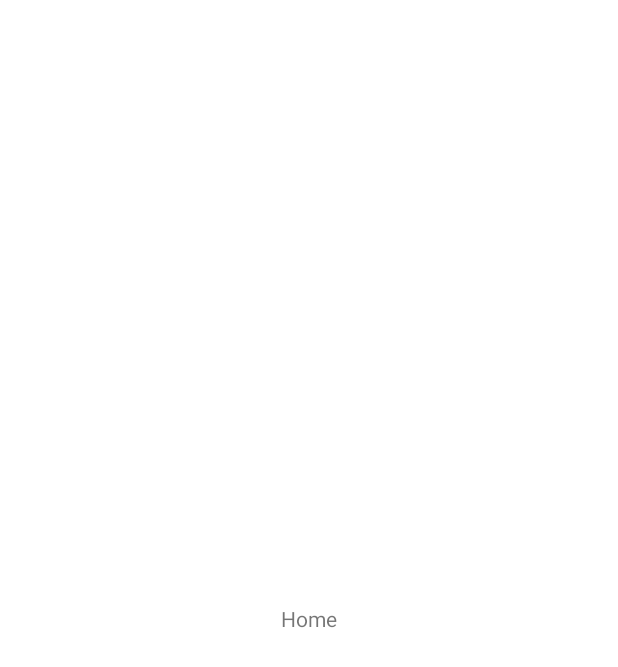
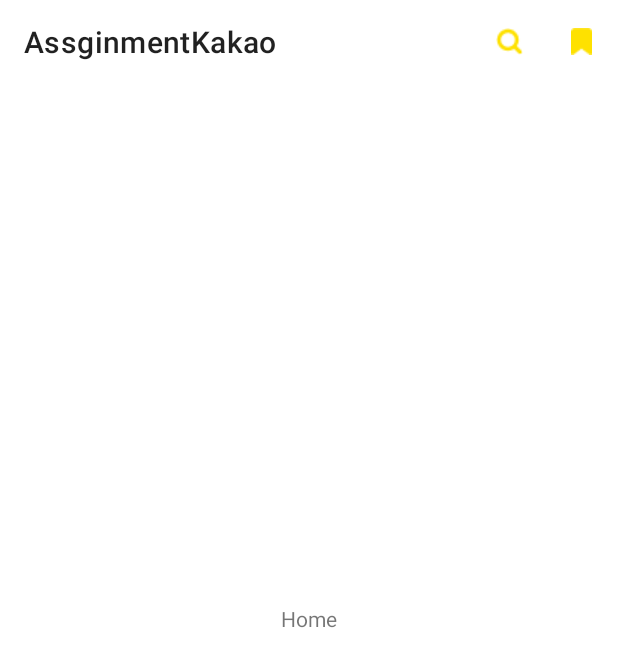
Before and after one commit to Mnseo/assignment, an Android app: the screen it shows after launch (MainActivity), on a phone screen of 412 x 824 dp. Before the commit the part shown is almost empty. Shown: the top 667 px of the screen. Run offline under Robolectric (Android 15) with nearby library versions, the phone set to English and light mode, and no system bars; our stand-ins replace Dagger/Hilt's generated code, Timber, data binding.

Commit message:
Add: tool bar menu

```diff
--- a/app/src/main/java/com/minseo/assginmentkakao/MainActivity.kt
+++ b/app/src/main/java/com/minseo/assginmentkakao/MainActivity.kt
@@ -2,10 +2,13 @@ package com.minseo.assginmentkakao
 
 import androidx.appcompat.app.AppCompatActivity
 import android.os.Bundle
+import android.view.Menu
+import android.view.MenuInflater
 import androidx.lifecycle.Lifecycle
 import androidx.lifecycle.lifecycleScope
 import androidx.lifecycle.repeatOnLifecycle
 import androidx.activity.viewModels
+import androidx.appcompat.widget.Toolbar
 import com.minseo.assginmentkakao.databinding.ActivityMainBinding
 import dagger.hilt.android.AndroidEntryPoint
 import kotlinx.coroutines.launch
@@ -15,13 +18,24 @@ class MainActivity : AppCompatActivity() {
     private var _binding : ActivityMainBinding? = null
     private val binding get() = _binding!!
 
+    private lateinit var toolbar: Toolbar
+    private lateinit var inflater: MenuInflater
+
     override fun onCreate(savedInstanceState: Bundle?) {
         super.onCreate(savedInstanceState)
 
         _binding = ActivityMainBinding.inflate(layoutInflater)
         setContentView(binding.root)
 
+        toolbar = binding.toolbar
+        setSupportActionBar(toolbar)
 
+    }
+
+    override fun onCreateOptionsMenu(menu: Menu?): Boolean {
+        inflater = getMenuInflater()
+        inflater.inflate(R.menu.menu, menu)
+        return super.onCreateOptionsMenu(menu)
     }
 
 
--- a/app/src/main/java/com/minseo/assginmentkakao/common/AddNavHostFragment.kt
+++ b/app/src/main/java/com/minseo/assginmentkakao/navigation/AddNavHostFragment.kt
@@ -1,4 +1,4 @@
-package com.minseo.assginmentkakao.common
+package com.minseo.assginmentkakao.navigation
 
 import androidx.navigation.fragment.NavHostFragment
 
--- /dev/null
+++ b/app/src/main/java/com/minseo/assginmentkakao/navigation/Destination.kt
@@ -0,0 +1,7 @@
+package com.minseo.assginmentkakao.navigation
+
+enum class Destination(
+    val route: String,
+    val menuId: Int,
+    val
+)
--- a/app/src/main/res/layout/activity_main.xml
+++ b/app/src/main/res/layout/activity_main.xml
@@ -7,6 +7,16 @@
                 android:layout_width="match_parent"
                 android:layout_height="match_parent"
                 tools:context=".MainActivity">
+
+                <androidx.appcompat.widget.Toolbar
+                    android:id="@+id/toolbar"
+                    android:layout_width="match_parent"
+                    android:layout_height="wrap_content"
+                    app:menu="@menu/menu"
+                    app:layout_constraintStart_toStartOf="parent"
+                    app:layout_constraintEnd_toEndOf="parent"
+                    app:layout_constraintTop_toTopOf="parent"/>
+
 
                 <androidx.fragment.app.FragmentContainerView
                     android:id="@+id/main_fcv"
--- /dev/null
+++ b/app/src/main/res/menu/menu.xml
@@ -0,0 +1,15 @@
+<?xml version="1.0" encoding="utf-8"?>
+<menu xmlns:app="http://schemas.android.com/apk/res-auto"
+    xmlns:android="http://schemas.android.com/apk/res/android">
+    <item
+        android:id="@+id/app_bar_search"
+        android:icon="@drawable/ic_search"
+        android:title="Search"
+        app:showAsAction="ifRoom"/>
+
+    <item
+        android:id="@+id/app_bar_save"
+        android:icon="@drawable/ic_save"
+        android:title="Search"
+        app:showAsAction="ifRoom"/>
+</menu>
--- a/app/src/main/res/values/colors.xml
+++ b/app/src/main/res/values/colors.xml
@@ -7,4 +7,6 @@
     <color name="teal_700">#FF018786</color>
     <color name="black">#FF000000</color>
     <color name="white">#FFFFFFFF</color>
+
+    <color name="yellow">#FFFEE100</color>
 </resources>
--- a/app/src/main/res/values/themes.xml
+++ b/app/src/main/res/values/themes.xml
@@ -2,8 +2,8 @@
     <!-- Base application theme. -->
     <style name="Theme.AssginmentKakao" parent="Theme.MaterialComponents.DayNight.NoActionBar">
         <!-- Primary brand color. -->
-        <item name="colorPrimary">@color/purple_500</item>
-        <item name="colorPrimaryVariant">@color/purple_700</item>
+        <item name="colorPrimary">@color/white</item>
+        <item name="colorPrimaryVariant">@color/white</item>
         <item name="colorOnPrimary">@color/white</item>
         <!-- Secondary brand color. -->
         <item name="colorSecondary">@color/teal_200</item>
```
Also changed, not shown: app/src/main/res/drawable/ic_save.png (added), app/src/main/res/drawable/ic_save_clicked.png (added), app/src/main/res/drawable/ic_search.png (added), app/src/main/res/drawable/ic_search_clicked.png (added).
